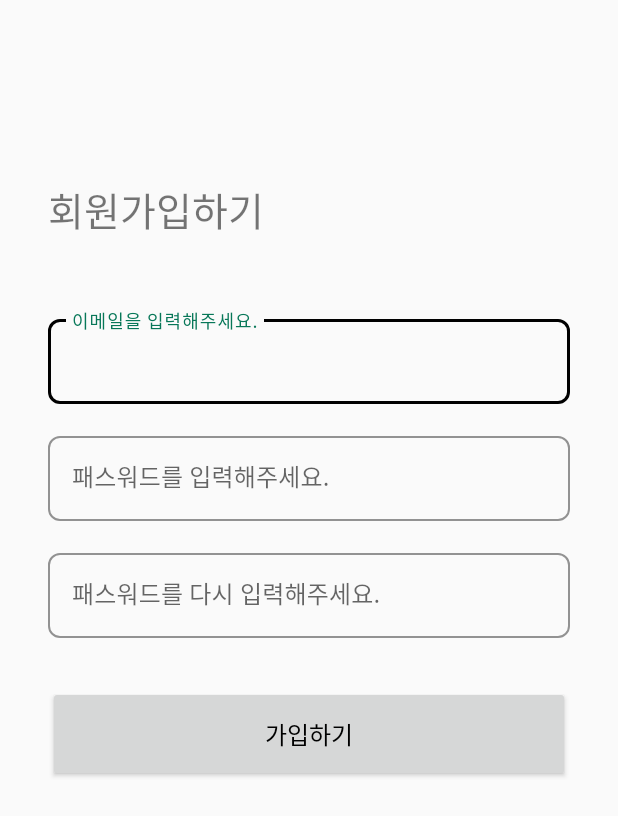
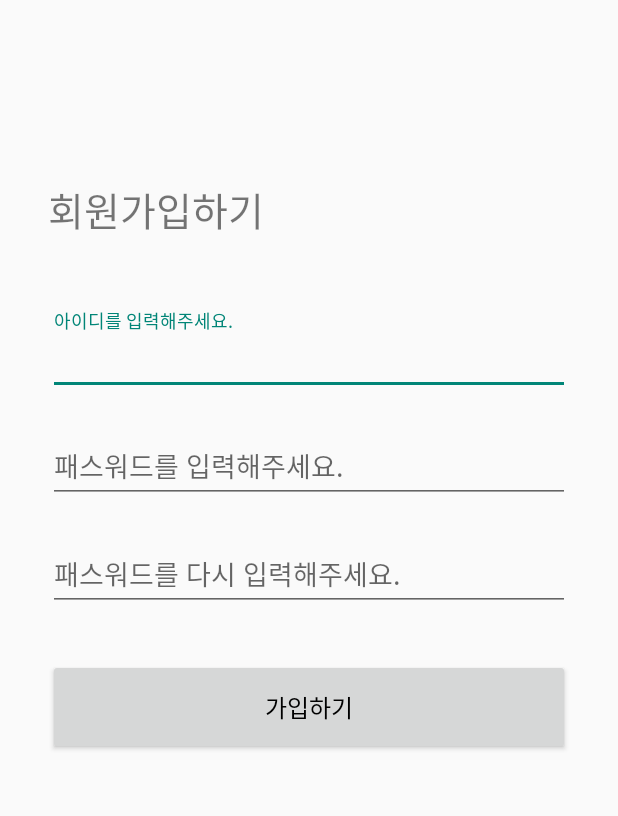
Before and after one commit to ohdeng02/Clomend, an Android app: the fragment RegisterFragment shown on its own in the app's theme, after a tap on "가입하기", on a phone screen of 412 x 824 dp. Shown: the top 816 px of the screen. Run offline under Robolectric (Android 15) with nearby library versions, the phone set to English and light mode, and no system bars.

Commit message:
등록페이지 스타일부분 수정

```diff
--- a/app/src/main/java/com/example/clomend/login/RegisterFragment.kt
+++ b/app/src/main/java/com/example/clomend/login/RegisterFragment.kt
@@ -6,6 +6,7 @@ import android.view.LayoutInflater
 import android.view.View
 import android.view.ViewGroup
 import android.widget.Toast
+import androidx.navigation.fragment.findNavController
 import com.example.clomend.R
 import com.example.clomend.databinding.FragmentRegisterBinding
 import com.example.clomend.util.hideKeyboard
@@ -28,11 +29,11 @@ class RegisterFragment : Fragment() {
         //회원 가입 버튼을 클릭한 경우
         binding.btnRegister.setOnClickListener {
             //id, pw, pw_confirm 값 가져오기
-            //val id = binding.fieldRegisterId.text.toString()
-            //val pw = binding.fieldRegisterPw.text.toString()
-            //val pw_confirm = binding.fieldRegisterPwConfirm.text.toString()
+            val id = binding.fieldRegisterId.text.toString()
+            val pw = binding.fieldRegisterPw.text.toString()
+            val pw_confirm = binding.fieldRegisterPwConfirm.text.toString()
 
-           /* when {
+            when {
                 id.isEmpty() ->
                     Toast.makeText(requireContext(), "아이디를 입력하세요.", Toast.LENGTH_LONG).show()
                 pw.isEmpty() || pw_confirm.isEmpty() ->
@@ -40,10 +41,10 @@ class RegisterFragment : Fragment() {
                 pw_confirm != pw ->
                     Toast.makeText(requireContext(),"비밀번호가 일치하지 않습니다.", Toast.LENGTH_LONG).show()
                 else -> {
-                    //id, pw, pw_confirm 입력값이 정상이면
-                    binding.registerLoader.visibility = View.VISIBLE
+                    //id, pw, pw_confirm 입력값이 정상이면 DB에 아디 비번 저장 후 로그인페이지로 돌아감
+                    findNavController().navigate(R.id.action_global_loginFragment)
                 }
-            } */
+            }
         }
     }
     override fun onDestroyView() {
--- a/app/src/main/res/layout/fragment_login.xml
+++ b/app/src/main/res/layout/fragment_login.xml
@@ -74,8 +74,8 @@
         android:layout_width="wrap_content"
         android:layout_height="48dp"
         android:ems="10"
+        android:hint="Password"
         android:inputType="textPassword"
-        android:text="1111"
         android:textAlignment="center"
         android:textColor="@android:color/darker_gray"
         android:textSize="14sp"
@@ -91,8 +91,8 @@
         android:layout_width="wrap_content"
         android:layout_height="48dp"
         android:ems="10"
+        android:hint="ID"
         android:inputType="textPersonName"
-        android:text="ID"
         android:textAlignment="center"
         android:textColor="@android:color/darker_gray"
         android:textSize="14sp"
--- a/app/src/main/res/layout/fragment_register.xml
+++ b/app/src/main/res/layout/fragment_register.xml
@@ -5,19 +5,6 @@
     xmlns:tools="http://schemas.android.com/tools"
     android:layout_width="match_parent"
     android:layout_height="match_parent">
-
-    <ProgressBar
-        android:id="@+id/register_loader"
-        style="?android:attr/progressBarStyle"
-        android:layout_width="wrap_content"
-        android:layout_height="wrap_content"
-        android:layout_weight="1"
-        android:visibility="gone"
-        app:layout_constraintBottom_toBottomOf="parent"
-        app:layout_constraintEnd_toEndOf="parent"
-        app:layout_constraintStart_toStartOf="parent"
-        app:layout_constraintTop_toTopOf="parent"
-        tools:visibility="visible" />
 
     <TextView
         android:id="@+id/textView"
@@ -32,7 +19,6 @@
 
     <com.google.android.material.textfield.TextInputLayout
         android:id="@+id/textInputLayout"
-        style="@style/OutlineTextbox"
         android:layout_width="0dp"
         android:layout_height="wrap_content"
         android:layout_marginTop="48dp"
@@ -45,13 +31,12 @@
             android:id="@+id/field_register_id"
             android:layout_width="match_parent"
             android:layout_height="wrap_content"
-            android:hint="이메일을 입력해주세요."
-            android:inputType="textEmailAddress" />
+            android:hint="아이디를 입력해주세요."
+            android:inputType="text" />
     </com.google.android.material.textfield.TextInputLayout>
 
     <com.google.android.material.textfield.TextInputLayout
         android:id="@+id/textInputLayout2"
-        style="@style/OutlineTextbox"
         android:layout_width="0dp"
         android:layout_height="wrap_content"
         android:layout_marginTop="16dp"
@@ -70,7 +55,6 @@
 
     <com.google.android.material.textfield.TextInputLayout
         android:id="@+id/textInputLayout3"
-        style="@style/OutlineTextbox"
         android:layout_width="0dp"
         android:layout_height="wrap_content"
         android:layout_marginTop="16dp"
--- a/app/src/main/res/navigation/nav_gragh.xml
+++ b/app/src/main/res/navigation/nav_gragh.xml
@@ -120,7 +120,7 @@
     </fragment>
     <fragment
         android:id="@+id/coordiUploadFragment"
-        android:name="com.example.clomend.CoordiUploadFragment"
+        android:name="com.example.clomend.community.CoordiUploadFragment"
         android:label="fragment_coordi_upload"
         tools:layout="@layout/fragment_coordi_upload" />
 </navigation>
```
